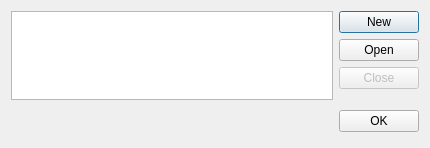
martin-kudlicka/vocabulary-master, file source/vocabularyorganizerdialog.ui: the form before one commit.
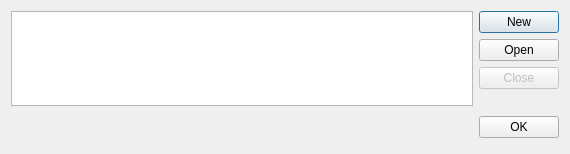
The form after the commit.

Commit message: * dialog width increased

```diff
--- a/source/vocabularyorganizerdialog.ui
+++ b/source/vocabularyorganizerdialog.ui
@@ -6,8 +6,8 @@
    <rect>
     <x>0</x>
     <y>0</y>
-    <width>430</width>
-    <height>148</height>
+    <width>570</width>
+    <height>154</height>
    </rect>
   </property>
   <property name="windowTitle">
```
